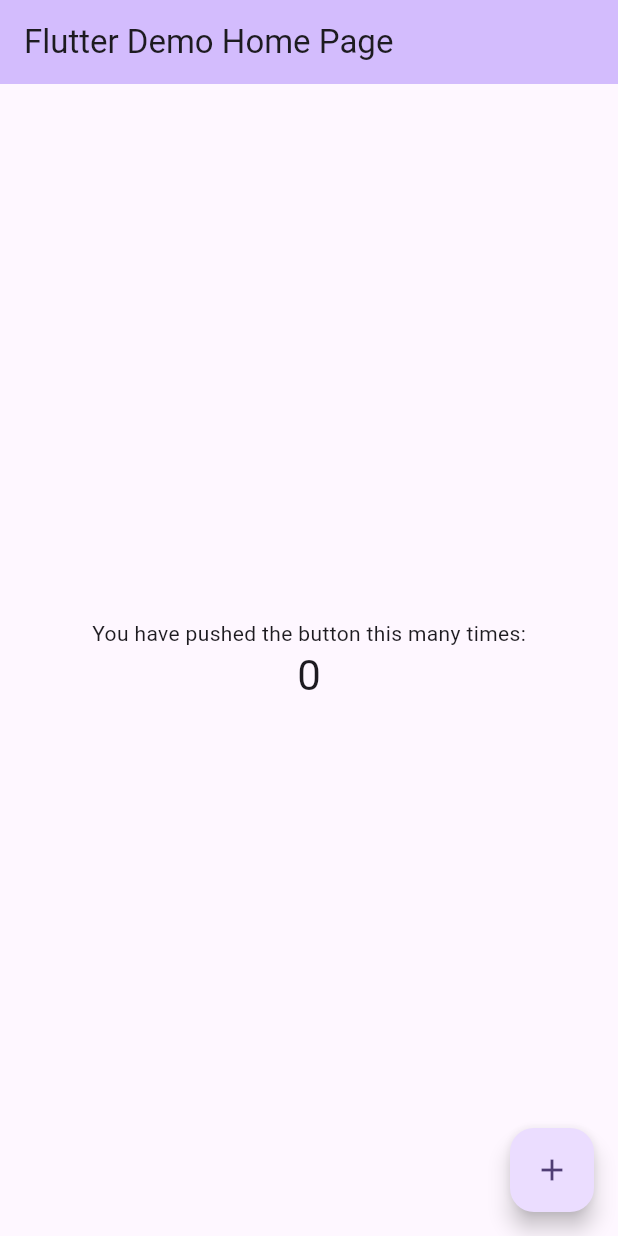
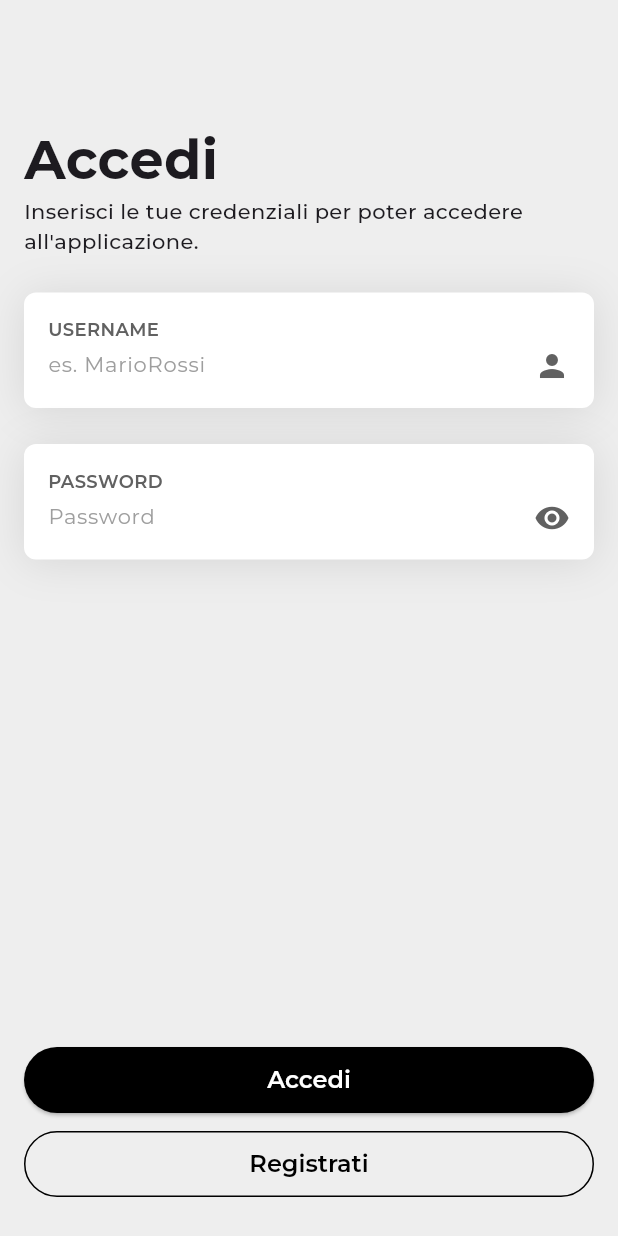
Before and after one commit to Kabir-Giuralarocca/MoviesApp, a Flutter app: the screen it shows after launch, on a phone screen of 412 x 824 dp. Run offline on Flutter 3.47's test engine with Material 2 defaults, Android fonts, the light colour scheme and no system bars; our stand-ins replace google_fonts.

Commit message:
login screen and first resources

```diff
--- a/lib/main.dart
+++ b/lib/main.dart
@@ -1,4 +1,6 @@
 import 'package:flutter/material.dart';
+import 'package:flutter_movies_app/ui/screens/login_screen.dart';
+import 'package:flutter_movies_app/ui/theme/app_theme.dart';
 
 void main() {
   runApp(const MyApp());
@@ -7,119 +9,16 @@ void main() {
 class MyApp extends StatelessWidget {
   const MyApp({super.key});
 
-  // This widget is the root of your application.
   @override
   Widget build(BuildContext context) {
     return MaterialApp(
-      title: 'Flutter Demo',
-      theme: ThemeData(
-        // This is the theme of your application.
-        //
-        // TRY THIS: Try running your application with "flutter run". You'll see
-        // the application has a blue toolbar. Then, without quitting the app,
-        // try changing the seedColor in the colorScheme below to Colors.green
-        // and then invoke "hot reload" (save your changes or press the "hot
-        // reload" button in a Flutter-supported IDE, or press "r" if you used
-        // the command line to start the app).
-        //
-        // Notice that the counter didn't reset back to zero; the application
-        // state is not lost during the reload. To reset the state, use hot
-        // restart instead.
-        //
-        // This works for code too, not just values: Most code changes can be
-        // tested with just a hot reload.
-        colorScheme: ColorScheme.fromSeed(seedColor: Colors.deepPurple),
-        useMaterial3: true,
-      ),
-      home: const MyHomePage(title: 'Flutter Demo Home Page'),
+      debugShowCheckedModeBanner: false,
+      title: 'Movies App',
+      theme: AppTheme.theme,
+      initialRoute: "/",
+      routes: {
+        "/": (context) => const LoginScreen(),
+      },
     );
   }
 }
-
-class MyHomePage extends StatefulWidget {
-  const MyHomePage({super.key, required this.title});
-
-  // This widget is the home page of your application. It is stateful, meaning
-  // that it has a State object (defined below) that contains fields that affect
-  // how it looks.
-
-  // This class is the configuration for the state. It holds the values (in this
-  // case the title) provided by the parent (in this case the App widget) and
-  // used by the build method of the State. Fields in a Widget subclass are
-  // always marked "final".
-
-  final String title;
-
-  @override
-  State<MyHomePage> createState() => _MyHomePageState();
-}
-
-class _MyHomePageState extends State<MyHomePage> {
-  int _counter = 0;
-
-  void _incrementCounter() {
-    setState(() {
-      // This call to setState tells the Flutter framework that something has
-      // changed in this State, which causes it to rerun the build method below
-      // so that the display can reflect the updated values. If we changed
-      // _counter without calling setState(), then the build method would not be
-      // called again, and so nothing would appear to happen.
-      _counter++;
-    });
-  }
-
-  @override
-  Widget build(BuildContext context) {
-    // This method is rerun every time setState is called, for instance as done
-    // by the _incrementCounter method above.
-    //
-    // The Flutter framework has been optimized to make rerunning build methods
-    // fast, so that you can just rebuild anything that needs updating rather
-    // than having to individually change instances of widgets.
-    return Scaffold(
-      appBar: AppBar(
-        // TRY THIS: Try changing the color here to a specific color (to
-        // Colors.amber, perhaps?) and trigger a hot reload to see the AppBar
-        // change color while the other colors stay the same.
-        backgroundColor: Theme.of(context).colorScheme.inversePrimary,
-        // Here we take the value from the MyHomePage object that was created by
-        // the App.build method, and use it to set our appbar title.
-        title: Text(widget.title),
-      ),
-      body: Center(
-        // Center is a layout widget. It takes a single child and positions it
-        // in the middle of the parent.
-        child: Column(
-          // Column is also a layout widget. It takes a list of children and
-          // arranges them vertically. By default, it sizes itself to fit its
-          // children horizontally, and tries to be as tall as its parent.
-          //
-          // Column has various properties to control how it sizes itself and
-          // how it positions its children. Here we use mainAxisAlignment to
-          // center the children vertically; the main axis here is the vertical
-          // axis because Columns are vertical (the cross axis would be
-          // horizontal).
-          //
-          // TRY THIS: Invoke "debug painting" (choose the "Toggle Debug Paint"
-          // action in the IDE, or press "p" in the console), to see the
-          // wireframe for each widget.
-          mainAxisAlignment: MainAxisAlignment.center,
-          children: <Widget>[
-            const Text(
-              'You have pushed the button this many times:',
-            ),
-            Text(
-              '$_counter',
-              style: Theme.of(context).textTheme.headlineMedium,
-            ),
-          ],
-        ),
-      ),
-      floatingActionButton: FloatingActionButton(
-        onPressed: _incrementCounter,
-        tooltip: 'Increment',
-        child: const Icon(Icons.add),
-      ), // This trailing comma makes auto-formatting nicer for build methods.
-    );
-  }
-}
--- /dev/null
+++ b/lib/ui/screens/login_screen.dart
@@ -0,0 +1,75 @@
+import 'package:flutter/material.dart';
+import 'package:flutter_movies_app/ui/theme/text_styles.dart';
+import 'package:flutter_movies_app/ui/utils/common_widget.dart';
+import 'package:flutter_movies_app/ui/widgets/form_input.dart';
+
+class LoginScreen extends StatefulWidget {
+  const LoginScreen({super.key});
+
+  @override
+  State<LoginScreen> createState() => _LoginScreenState();
+}
+
+class _LoginScreenState extends State<LoginScreen> {
+  bool obscurePassword = true;
+
+  @override
+  Widget build(BuildContext context) {
+    return Scaffold(
+      body: ListView(
+        padding: const EdgeInsets.all(16),
+        children: [
+          height_64,
+          Text(
+            "Accedi",
+            style: bold_36,
+          ),
+          Text(
+            "Inserisci le tue credenziali per poter accedere all'applicazione.",
+            style: medium_14,
+          ),
+          height_24,
+          Form(
+            child: Column(
+              children: [
+                const FormInput(
+                  label: "Username",
+                  hint: "es. MarioRossi",
+                  icon: Icons.person,
+                ),
+                height_24,
+                FormInput(
+                  label: "Password",
+                  hint: "Password",
+                  icon:
+                      obscurePassword ? Icons.visibility : Icons.visibility_off,
+                  obscureText: obscurePassword,
+                  onIconTap: () => setState(() {
+                    obscurePassword = !obscurePassword;
+                  }),
+                ),
+              ],
+            ),
+          ),
+        ],
+      ),
+      bottomNavigationBar: Padding(
+        padding: const EdgeInsets.fromLTRB(16, 16, 16, 24),
+        child: Column(
+          mainAxisSize: MainAxisSize.min,
+          children: [
+            ElevatedButton(
+              onPressed: () {},
+              child: const Text("Accedi"),
+            ),
+            height_8,
+            OutlinedButton(
+              onPressed: () {},
+              child: const Text("Registrati"),
+            ),
+          ],
+        ),
+      ),
+    );
+  }
+}
--- /dev/null
+++ b/lib/ui/theme/app_theme.dart
@@ -0,0 +1,48 @@
+import 'package:flutter/material.dart';
+import 'package:flutter_movies_app/ui/theme/text_styles.dart';
+
+class AppTheme {
+  static final ThemeData theme = ThemeData(
+    useMaterial3: true,
+    brightness: Brightness.light,
+    scaffoldBackgroundColor: Colors.grey[200],
+    elevatedButtonTheme: ElevatedButtonThemeData(
+      style: ButtonStyle(
+        textStyle: MaterialStatePropertyAll(semibold_16),
+        foregroundColor: const MaterialStatePropertyAll(Colors.white),
+        backgroundColor: MaterialStateProperty.resolveWith(
+          (states) => states.contains(MaterialState.pressed)
+              ? Colors.grey[900]
+              : Colors.black,
+        ),
+        minimumSize: const MaterialStatePropertyAll(Size.fromHeight(44)),
+      ),
+    ),
+    outlinedButtonTheme: OutlinedButtonThemeData(
+      style: ButtonStyle(
+        textStyle: MaterialStatePropertyAll(semibold_16),
+        foregroundColor: const MaterialStatePropertyAll(Colors.black),
+        backgroundColor: MaterialStateProperty.resolveWith(
+          (states) => states.contains(MaterialState.pressed)
+              ? Colors.grey[100]
+              : Colors.transparent,
+        ),
+        minimumSize: const MaterialStatePropertyAll(Size.fromHeight(44)),
+        side: const MaterialStatePropertyAll(
+          BorderSide(
+            color: Colors.black,
+            width: 1,
+          ),
+        ),
+      ),
+    ),
+    inputDecorationTheme: InputDecorationTheme(
+      contentPadding: EdgeInsets.zero,
+      isDense: true,
+      hintStyle: regular_14.copyWith(color: Colors.grey),
+      suffixIconColor: Colors.grey[700],
+      errorStyle: regular_12.copyWith(color: Colors.red),
+      border: InputBorder.none,
+    ),
+  );
+}
--- /dev/null
+++ b/lib/ui/theme/text_styles.dart
@@ -0,0 +1,41 @@
+import 'package:flutter/material.dart';
+import 'package:google_fonts/google_fonts.dart';
+
+// Regular
+final TextStyle regular_10 = GoogleFonts.montserrat(
+  fontSize: 10,
+  fontWeight: FontWeight.w400,
+);
+
+final TextStyle regular_12 = GoogleFonts.montserrat(
+  fontSize: 12,
+  fontWeight: FontWeight.w400,
+);
+
+final TextStyle regular_14 = GoogleFonts.montserrat(
+  fontSize: 14,
+  fontWeight: FontWeight.w400,
+);
+
+// Medium
+final TextStyle medium_14 = GoogleFonts.montserrat(
+  fontSize: 14,
+  fontWeight: FontWeight.w500,
+);
+
+// Semibold
+final TextStyle semibold_12 = GoogleFonts.montserrat(
+  fontSize: 12,
+  fontWeight: FontWeight.w600,
+);
+
+final TextStyle semibold_16 = GoogleFonts.montserrat(
+  fontSize: 16,
+  fontWeight: FontWeight.w600,
+);
+
+// Bold
+final TextStyle bold_36 = GoogleFonts.montserrat(
+  fontSize: 36,
+  fontWeight: FontWeight.w700,
+);
--- /dev/null
+++ b/lib/ui/utils/common_widget.dart
@@ -0,0 +1,18 @@
+import 'package:flutter/material.dart';
+
+const height_4 = SizedBox(height: 4);
+const height_8 = SizedBox(height: 8);
+const height_16 = SizedBox(height: 16);
+const height_24 = SizedBox(height: 24);
+const height_36 = SizedBox(height: 36);
+const height_64 = SizedBox(height: 64);
+
+// Shadows
+List<BoxShadow> lightShadow = [
+  BoxShadow(
+    color: Colors.black.withOpacity(0.08),
+    spreadRadius: 5,
+    blurRadius: 16,
+    offset: const Offset(0, 2),
+  )
+];
--- /dev/null
+++ b/lib/ui/widgets/form_input.dart
@@ -0,0 +1,86 @@
+import 'package:flutter/material.dart';
+import 'package:flutter_movies_app/ui/theme/text_styles.dart';
+import 'package:flutter_movies_app/ui/utils/common_widget.dart';
+
+class FormInput extends StatelessWidget {
+  const FormInput({
+    super.key,
+    required this.label,
+    required this.hint,
+    required this.icon,
+    this.obscureText = false,
+    this.onIconTap,
+  });
+
+  final String label;
+  final String hint;
+  final IconData icon;
+  final bool obscureText;
+  final VoidCallback? onIconTap;
+
+  @override
+  Widget build(BuildContext context) {
+    return Container(
+      padding: const EdgeInsets.all(16),
+      decoration: formInputDecoration,
+      child: Column(
+        crossAxisAlignment: CrossAxisAlignment.start,
+        children: [
+          FormInputLabel(label: label),
+          height_4,
+          TextFormField(
+            style: regular_14,
+            obscureText: obscureText,
+            cursorColor: Colors.black,
+            decoration: InputDecoration(
+              hintText: hint,
+              // errorText: "Campo obbligatiorio!",
+              suffixIcon: GestureDetector(
+                onTap: onIconTap,
+                child: Icon(
+                  icon,
+                  size: 24,
+                ),
+              ),
+              suffixIconConstraints: const BoxConstraints(
+                maxHeight: 24,
+              ),
+            ),
+          ),
+        ],
+      ),
+    );
+  }
+}
+
+class FormInputLabel extends StatelessWidget {
+  const FormInputLabel({
+    super.key,
+    required this.label,
+  });
+
+  final String label;
+
+  @override
+  Widget build(BuildContext context) {
+    return Text(
+      label.toUpperCase(),
+      style: semibold_12.copyWith(
+        color: Colors.grey[700],
+      ),
+    );
+  }
+}
+
+final Decoration formInputDecoration = BoxDecoration(
+  color: Colors.white,
+  borderRadius: BorderRadius.circular(8),
+  boxShadow: [
+    BoxShadow(
+      color: Colors.black.withOpacity(0.1),
+      spreadRadius: 0,
+      blurRadius: 24,
+      offset: const Offset(0, 2),
+    )
+  ],
+);
```
Also changed, not shown: 1 other file.
